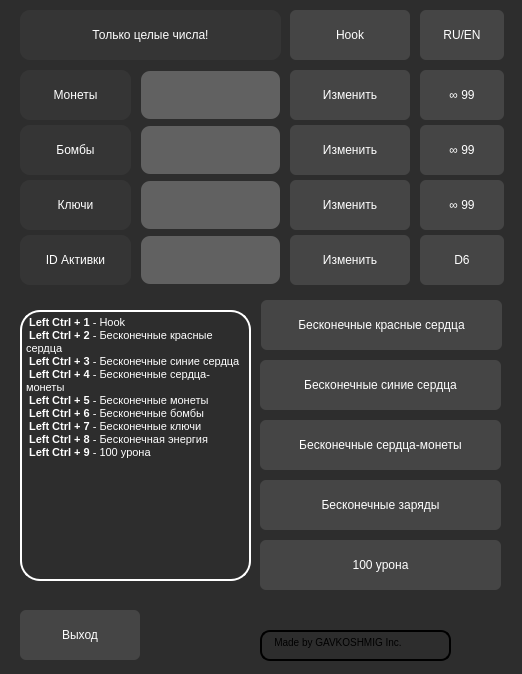
Before: the Qt Designer form Interface_RU10.ui in DuckAndStranger/isaac-cheat, drawn with Qt 5.
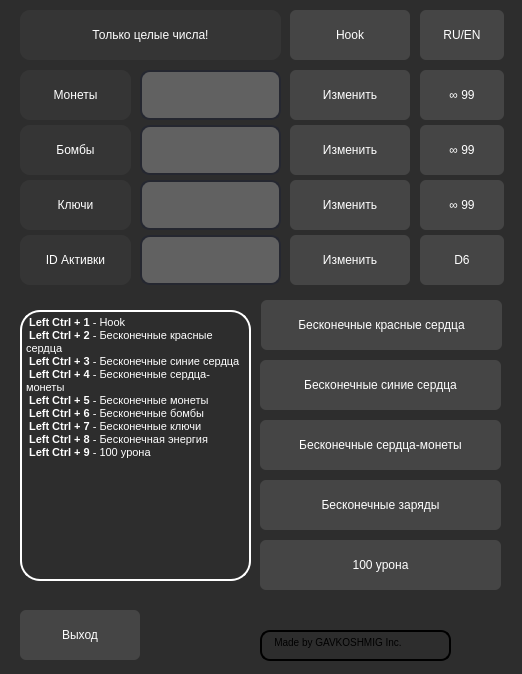
After: the same form once the commit is applied. Icons and pictures are not drawn.

```diff
--- a/Interface_RU10.ui
+++ b/Interface_RU10.ui
@@ -215,7 +215,7 @@
     <property name="styleSheet">
      <string notr="true">QLineEdit{
 	font: 10pt &quot;MS Shell Dlg 2&quot;;
-	border: 2px solid rgb(37, 39, 48, 0);
+	border: 2px solid rgb(37, 39, 48);
 	border-radius: 10px;
 	color: #FFF;
 	padding-left: 20 px;
@@ -244,7 +244,7 @@
     <property name="styleSheet">
      <string notr="true">QLineEdit{
 	font: 10pt &quot;MS Shell Dlg 2&quot;;
-	border: 2px solid rgb(37, 39, 48, 0);
+	border: 2px solid rgb(37, 39, 48);
 	border-radius: 10px;
 	color: #FFF;
 	padding-left: 20 px;
@@ -273,7 +273,7 @@
     <property name="styleSheet">
      <string notr="true">QLineEdit{
 	font: 10pt &quot;MS Shell Dlg 2&quot;;
-	border: 2px solid rgb(37, 39, 48, 0);
+	border: 2px solid rgb(37, 39, 48);
 	border-radius: 10px;
 	color: #FFF;
 	padding-left: 20 px;
@@ -302,7 +302,7 @@
     <property name="styleSheet">
      <string notr="true">QLineEdit{
 	font: 10pt &quot;MS Shell Dlg 2&quot;;
-	border: 2px solid rgb(37, 39, 48, 0);
+	border: 2px solid rgb(37, 39, 48);
 	border-radius: 10px;
 	color: #FFF;
 	padding-left: 20 px;
```
Left out of the diff: 3 changed lines with no effect on the pictures.
